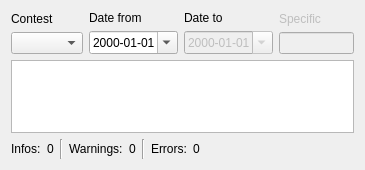
gitandy/DragonLog, file ui_files/ContestStatistics.ui: the form before one commit.
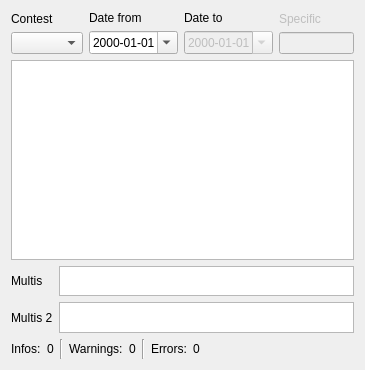
The form after the commit.

Commit message: Added display of multis to contest stats

```diff
--- a/ui_files/ContestStatistics.ui
+++ b/ui_files/ContestStatistics.ui
@@ -6,14 +6,14 @@
    <rect>
     <x>0</x>
     <y>0</y>
-    <width>354</width>
-    <height>170</height>
+    <width>350</width>
+    <height>370</height>
    </rect>
   </property>
   <property name="windowTitle">
    <string>Contest Statistics</string>
   </property>
-  <layout class="QVBoxLayout" name="verticalLayout_4">
+  <layout class="QVBoxLayout" name="verticalLayout_4" stretch="0,3,1,0">
    <item>
     <layout class="QHBoxLayout" name="horizontalLayout">
      <item>
@@ -134,7 +134,7 @@
      <property name="minimumSize">
       <size>
        <width>300</width>
-       <height>70</height>
+       <height>100</height>
       </size>
      </property>
      <property name="editTriggers">
@@ -154,6 +154,83 @@
      </attribute>
     </widget>
    </item>
+   <item>
+    <layout class="QGridLayout" name="gridLayout">
+     <item row="0" column="0">
+      <widget class="QLabel" name="multisLabel">
+       <property name="text">
+        <string notr="true">Multis</string>
+       </property>
+      </widget>
+     </item>
+     <item row="0" column="1">
+      <widget class="QPlainTextEdit" name="multisPlainTextEdit">
+       <property name="sizePolicy">
+        <sizepolicy hsizetype="Expanding" vsizetype="MinimumExpanding">
+         <horstretch>0</horstretch>
+         <verstretch>0</verstretch>
+        </sizepolicy>
+       </property>
+       <property name="minimumSize">
+        <size>
+         <width>0</width>
+         <height>25</height>
+        </size>
+       </property>
+       <property name="maximumSize">
+        <size>
+         <width>16777215</width>
+         <height>60</height>
+        </size>
+       </property>
+       <property name="undoRedoEnabled">
+        <bool>false</bool>
+       </property>
+       <property name="lineWrapMode">
+        <enum>QPlainTextEdit::WidgetWidth</enum>
+       </property>
+       <property name="readOnly">
+        <bool>true</bool>
+       </property>
+      </widget>
+     </item>
+     <item row="1" column="0">
+      <widget class="QLabel" name="multis2Label">
+       <property name="text">
+        <string notr="true">Multis 2</string>
+       </property>
+      </widget>
+     </item>
+     <item row="1" column="1">
+      <widget class="QPlainTextEdit" name="multis2PlainTextEdit">
+       <property name="sizePolicy">
+        <sizepolicy hsizetype="Expanding" vsizetype="MinimumExpanding">
+         <horstretch>0</horstretch>
+         <verstretch>0</verstretch>
+        </sizepolicy>
+       </property>
+       <property name="minimumSize">
+        <size>
+         <width>0</width>
+         <height>25</height>
+        </size>
+       </property>
+       <property name="maximumSize">
+        <size>
+         <width>16777215</width>
+         <height>60</height>
+        </size>
+       </property>
+       <property name="undoRedoEnabled">
+        <bool>false</bool>
+       </property>
+       <property name="readOnly">
+        <bool>true</bool>
+       </property>
+      </widget>
+     </item>
+    </layout>
+   </item>
    <item>
     <layout class="QHBoxLayout" name="horizontalLayout_2">
      <item>
```
Left out of the diff: 13 changed lines with no effect on the pictures. The commit also changes 5 other files.
